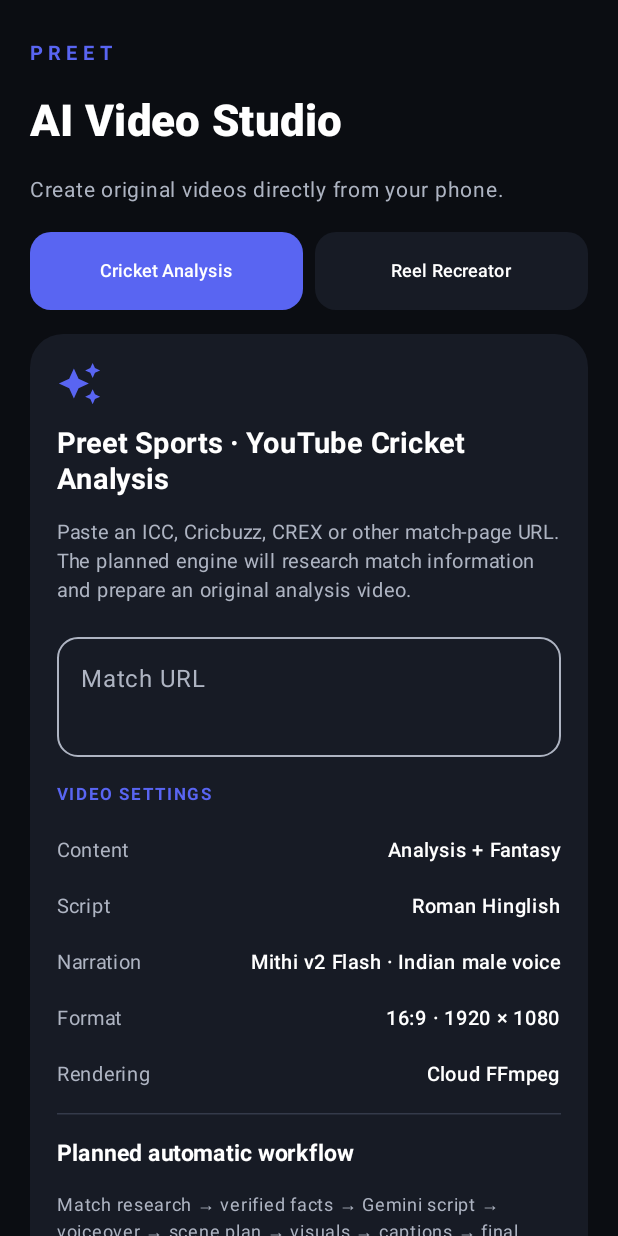
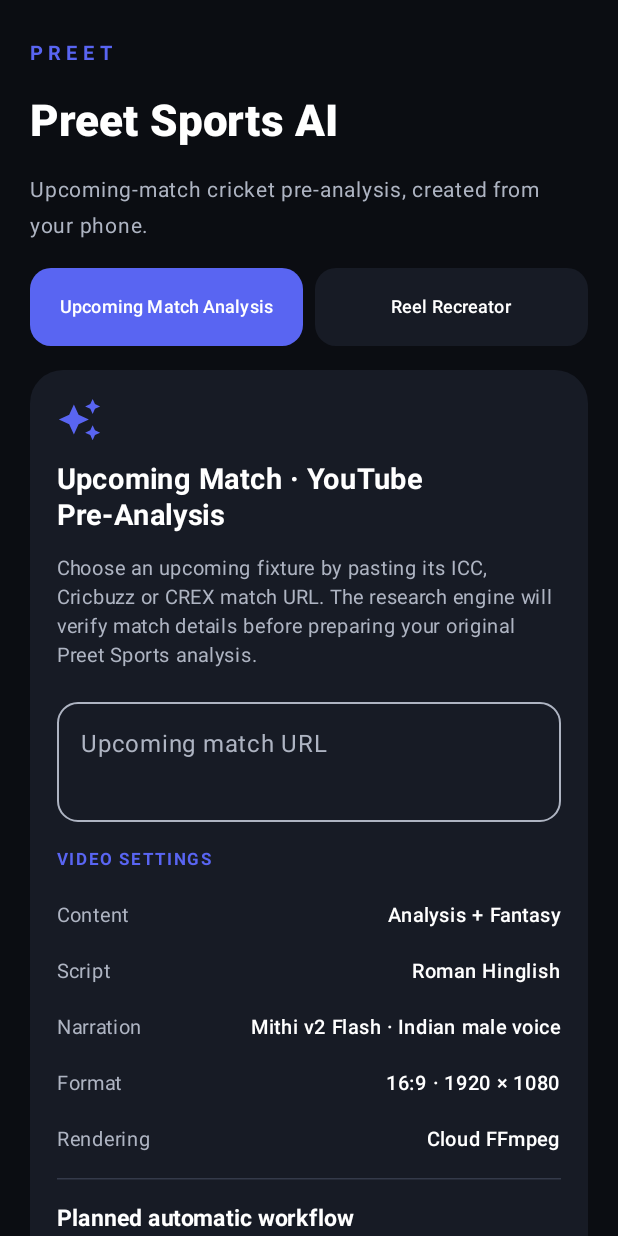
Before and after one commit to jollyjattjunktion-beep/yt, an Android app built with Jetpack Compose: the screen it shows after launch (MainActivity), on a phone screen of 412 x 824 dp. Run offline under Robolectric (Android 15) with nearby library versions, the phone set to English and light mode, and no system bars.

Commit message:
Make upcoming-match Preet Sports analysis the primary APK module

```diff
--- a/mobile-recreator/app/src/main/java/in/preet/reelrecreator/MainActivity.kt
+++ b/mobile-recreator/app/src/main/java/in/preet/reelrecreator/MainActivity.kt
@@ -68,11 +68,11 @@ private fun PreetApp() {
                 verticalArrangement = Arrangement.spacedBy(16.dp)
             ) {
                 Text("PREET", color = Accent, fontSize = 13.sp, fontWeight = FontWeight.Bold, letterSpacing = 4.sp)
-                Text("AI Video Studio", color = Color.White, fontSize = 29.sp, fontWeight = FontWeight.ExtraBold)
-                Text("Create original videos directly from your phone.", color = Muted, fontSize = 14.sp)
+                Text("Preet Sports AI", color = Color.White, fontSize = 29.sp, fontWeight = FontWeight.ExtraBold)
+                Text("Upcoming-match cricket pre-analysis, created from your phone.", color = Muted, fontSize = 14.sp)
 
                 Row(horizontalArrangement = Arrangement.spacedBy(8.dp), modifier = Modifier.fillMaxWidth()) {
-                    ModuleTab("Cricket Analysis", module == "cricket", Modifier.weight(1f)) { module = "cricket"; status = "Paste a match URL to prepare a Preet Sports analysis video." }
+                    ModuleTab("Upcoming Match Analysis", module == "cricket", Modifier.weight(1f)) { module = "cricket"; status = "Paste a match URL to prepare a Preet Sports analysis video." }
                     ModuleTab("Reel Recreator", module == "reel", Modifier.weight(1f)) { module = "reel"; status = "Choose a reference Reel from your phone." }
                 }
 
@@ -138,13 +138,13 @@ private fun CricketAnalysisModule(
     Card(colors = CardDefaults.cardColors(containerColor = Panel), shape = RoundedCornerShape(22.dp)) {
         Column(Modifier.padding(18.dp), verticalArrangement = Arrangement.spacedBy(13.dp)) {
             Icon(Icons.Default.AutoAwesome, contentDescription = null, tint = Accent, modifier = Modifier.size(30.dp))
-            Text("Preet Sports · YouTube Cricket Analysis", fontWeight = FontWeight.Bold, fontSize = 19.sp)
-            Text("Paste an ICC, Cricbuzz, CREX or other match-page URL. The planned engine will research match information and prepare an original analysis video.", color = Muted, fontSize = 13.sp, lineHeight = 19.sp)
+            Text("Upcoming Match · YouTube Pre-Analysis", fontWeight = FontWeight.Bold, fontSize = 19.sp)
+            Text("Choose an upcoming fixture by pasting its ICC, Cricbuzz or CREX match URL. The research engine will verify match details before preparing your original Preet Sports analysis.", color = Muted, fontSize = 13.sp, lineHeight = 19.sp)
             OutlinedTextField(
                 value = matchUrl,
                 onValueChange = onMatchUrlChange,
                 modifier = Modifier.fillMaxWidth(),
-                label = { Text("Match URL") },
+                label = { Text("Upcoming match URL") },
                 placeholder = { Text("https://...") },
                 singleLine = false,
                 minLines = 2,
@@ -172,7 +172,7 @@ private fun CricketAnalysisModule(
                 onClick = onPrepare,
                 modifier = Modifier.fillMaxWidth().height(56.dp),
                 shape = RoundedCornerShape(16.dp)
-            ) { Text("Prepare Cricket Analysis", fontSize = 15.sp, fontWeight = FontWeight.Bold) }
+            ) { Text("Prepare Match Pre-Analysis", fontSize = 15.sp, fontWeight = FontWeight.Bold) }
             Text(status, color = Muted, fontSize = 12.sp)
             Text("Original analysis only. Check source accuracy and use footage/music you are licensed to publish.", color = Muted, fontSize = 11.sp, lineHeight = 16.sp)
         }
```
